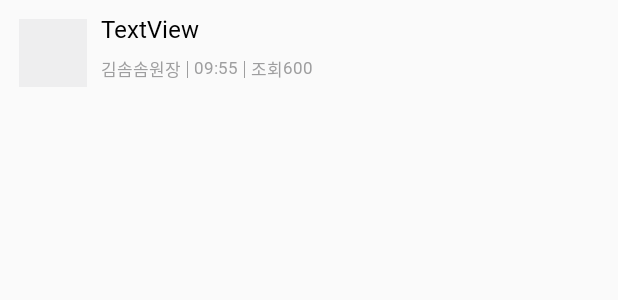
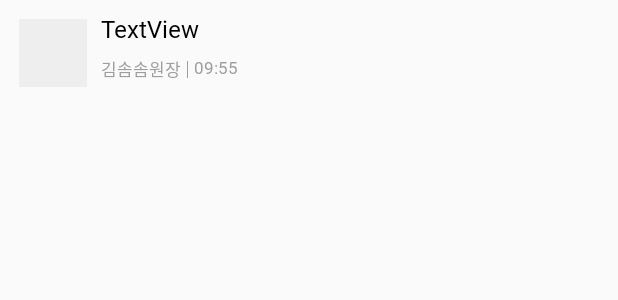
Before and after one commit to choi7/abuba117, an Android app: the layout noticelistviewcustom.xml on its own in the app's theme, with its tools: preview values and no code run, on a phone screen of 412 x 824 dp. Shown: the top 300 px of the screen. Run offline under Robolectric (Android 15) with nearby library versions, the phone set to English and light mode, and no system bars; Roboto replaces fonts that are not available here.

Commit message:
2018.01.17 11:35

```diff
--- a/app/src/main/java/com/joyblock/abuba/api_message/R13_SelectNoticeList.java
+++ b/app/src/main/java/com/joyblock/abuba/api_message/R13_SelectNoticeList.java
@@ -5,5 +5,5 @@ package com.joyblock.abuba.api_message;
  */
 
 public class R13_SelectNoticeList {
-    public String seq_notice,seq_kindergarden_class,file_path,reg_date,seq_kindergarden,is_yn,mod_date,seq_user,title,content,is_reply;
+    public String seq_notice,seq_kindergarden_class,file_path,reg_date,seq_kindergarden,is_yn,mod_date,seq_user,title,content,is_reply,name;
 }
--- a/app/src/main/res/layout/noticelistviewcustom.xml
+++ b/app/src/main/res/layout/noticelistviewcustom.xml
@@ -48,20 +48,6 @@
         android:layout_marginLeft="4dp" />
 
     <TextView
-        android:id="@+id/lookup"
-        android:layout_width="wrap_content"
-        android:layout_height="wrap_content"
-        android:layout_marginStart="4dp"
-        android:layout_weight="1"
-        android:text="조회"
-        android:textSize="11dp"
-        android:textColor="#9E9E9F"
-        android:fontFamily="@font/nanumsquarebold"
-        app:layout_constraintStart_toEndOf="@+id/textView84"
-        app:layout_constraintTop_toTopOf="@+id/nickListViewCell"
-        android:layout_marginLeft="4dp" />
-
-    <TextView
         android:id="@+id/textView81"
         android:layout_width="0.25dp"
         android:layout_height="11dp"
@@ -73,31 +59,6 @@
         app:layout_constraintStart_toEndOf="@+id/nickListViewCell"
         app:layout_constraintTop_toTopOf="@+id/nickListViewCell"
         android:layout_marginLeft="4dp" />
-
-    <TextView
-        android:id="@+id/textView84"
-        android:layout_width="0.25dp"
-        android:layout_height="11dp"
-        android:layout_marginStart="4dp"
-        android:layout_weight="1"
-        android:background="#9E9E9F"
-        android:textSize="11dp"
-        app:layout_constraintBottom_toBottomOf="@+id/nickListViewCell"
-        app:layout_constraintStart_toEndOf="@+id/timeViewCell"
-        app:layout_constraintTop_toTopOf="@+id/nickListViewCell"
-        android:layout_marginLeft="4dp" />
-
-    <TextView
-        android:id="@+id/countListViewCell"
-        android:layout_width="wrap_content"
-        android:layout_height="wrap_content"
-        android:layout_weight="1"
-        android:fontFamily="@font/nanumsquarebold"
-        android:text="600"
-        android:textColor="#9E9E9F"
-        android:textSize="11dp"
-        app:layout_constraintStart_toEndOf="@+id/lookup"
-        app:layout_constraintTop_toTopOf="@+id/nickListViewCell" />
 
     <TextView
         android:id="@+id/nickListViewCell"
```
Also changed, not shown: app/src/main/java/com/joyblock/abuba/TimeConverter.java (added, +16 -0 lines), app/src/main/java/com/joyblock/abuba/api_message/R14_SelectNoticeOne.java (added, +9 -0 lines), app/src/main/java/com/joyblock/abuba/notice/FragmentFragment.java (deleted, +0 -135 lines), app/src/main/java/com/joyblock/abuba/notice/FragmentNotice.java (+2 -43 lines), app/src/main/java/com/joyblock/abuba/notice/NoticeDetailActivity.java (+84 -22 lines), app/src/main/java/com/joyblock/abuba/notice/NoticeListViewAdapter.java (+29 -12 lines), app/src/main/java/com/joyblock/abuba/notice/NoticeListViewItem.java (+3 -8 lines).
